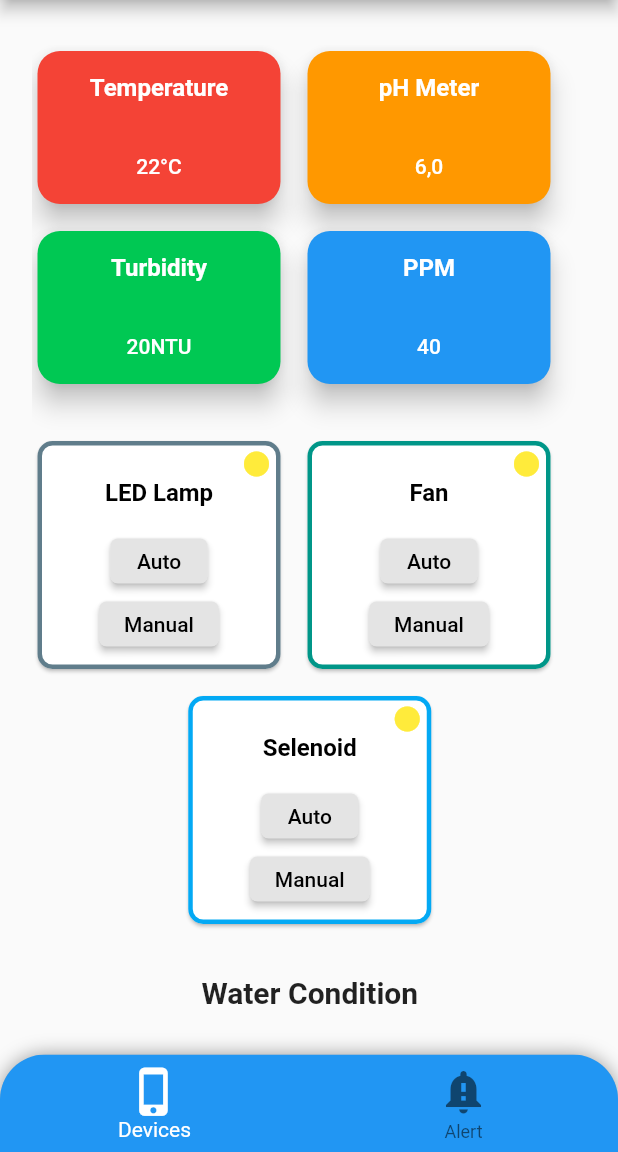
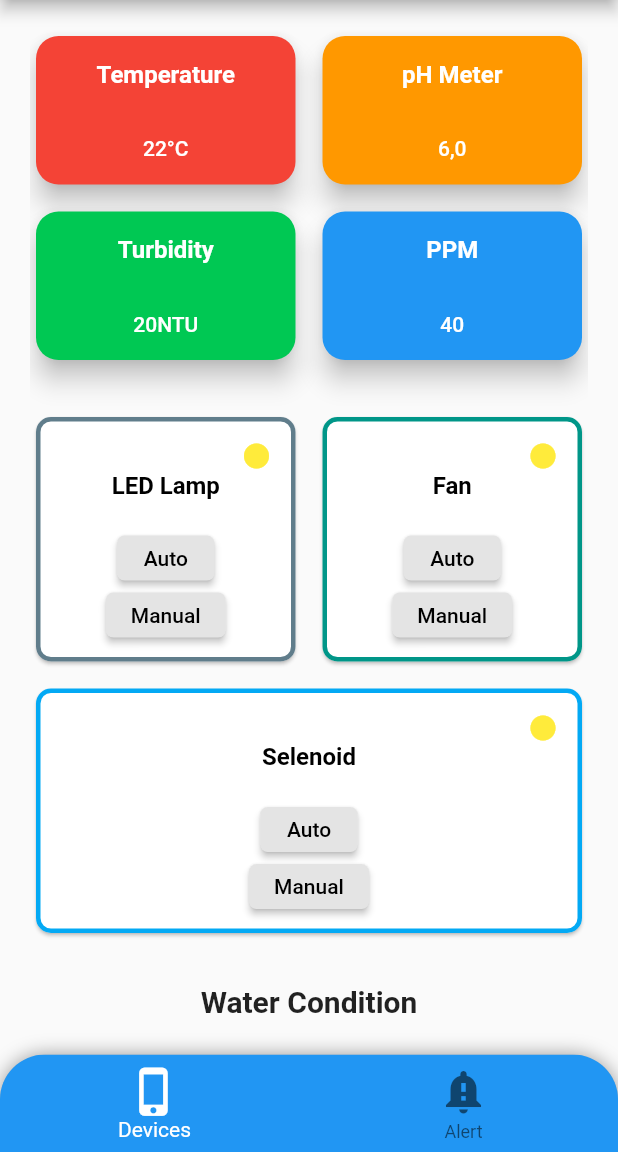
Before and after one commit to mhaikalfikri252/aquascaper_app, a Flutter app: the screen it shows once a user with an empty profile is signed in, on a phone screen of 412 x 824 dp, the part 84-1236 px from its top. Run offline on Flutter 3.47's test engine with Material 2 defaults, Android fonts, the phone set to English and light mode, and no system bars; our stand-ins replace another_flushbar, charts_flutter, cloud_firestore, device_preview, email_validator, firebase_auth and 1 more; accounts and stored records are empty.

Commit message:
fix responsive

```diff
--- a/lib/main.dart
+++ b/lib/main.dart
@@ -14,14 +14,21 @@ import 'package:aquascaper_app/pages/drawer/settings_page.dart';
 import 'package:aquascaper_app/pages/home_page.dart';
 import 'package:aquascaper_app/services/auth_services.dart';
 import 'package:aquascaper_app/wrapper.dart';
+import 'package:device_preview/device_preview.dart';
 import 'package:firebase_core/firebase_core.dart';
+import 'package:flutter/foundation.dart';
 import 'package:flutter/material.dart';
 import 'package:provider/provider.dart';
 
 void main() async {
   WidgetsFlutterBinding.ensureInitialized();
   await Firebase.initializeApp();
-  runApp(MyApp());
+  runApp(
+    DevicePreview(
+      enabled: !kReleaseMode,
+      builder: (context) => MyApp(), // Wrap your app
+    ),
+  );
 }
 
 class MyApp extends StatelessWidget {
@@ -31,6 +38,8 @@ class MyApp extends StatelessWidget {
       value: AuthServices.userStream,
       initialData: null,
       child: MaterialApp(
+        locale: DevicePreview.locale(context),
+        builder: DevicePreview.appBuilder,
         home: Wrapper(),
         initialRoute: '/',
         routes: {
--- a/lib/pages/devices_page.dart
+++ b/lib/pages/devices_page.dart
@@ -7,10 +7,6 @@ class DevicesPage extends StatelessWidget {
   Widget build(BuildContext context) {
     return Scaffold(
       body: Container(
-        margin: EdgeInsets.only(
-          left: 1,
-          top: 10,
-        ),
         child: Padding(
           padding: const EdgeInsets.all(20),
           child: ListView(
--- a/lib/widgets/card_one.dart
+++ b/lib/widgets/card_one.dart
@@ -15,22 +15,19 @@ class CardOne extends StatelessWidget {
 
   @override
   Widget build(BuildContext context) {
-    return InkWell(
+    return Expanded(
+      child: InkWell(
         onTap: () => Navigator.pushNamed(context, page),
-      child: Container(
-        height: 110,
-        width: 170,
         child: Card(
           color: bgColor,
           shape: RoundedRectangleBorder(
             borderRadius: BorderRadius.circular(15),
           ),
           elevation: 7,
+          child: Padding(
+            padding: const EdgeInsets.all(16.0),
             child: Column(
               children: [
-              SizedBox(
-                height: 15,
-              ),
                 Text(
                   txtTitle ?? "",
                   style: TextStyle(
@@ -39,9 +36,7 @@ class CardOne extends StatelessWidget {
                     fontSize: 16,
                   ),
                 ),
-              SizedBox(
-                height: 35,
-              ),
+                SizedBox(height: 32),
                 Text(
                   txtDesc ?? "",
                   style: TextStyle(
@@ -54,6 +49,7 @@ class CardOne extends StatelessWidget {
             ),
           ),
         ),
+      ),
     );
   }
 }
--- a/lib/widgets/card_two.dart
+++ b/lib/widgets/card_two.dart
@@ -15,9 +15,7 @@ class CardTwo extends StatelessWidget {
 
   @override
   Widget build(BuildContext context) {
-    return Container(
-      height: 160,
-      width: 170,
+    return Expanded(
       child: Card(
         shape: RoundedRectangleBorder(
           borderRadius: BorderRadius.circular(10),
@@ -26,15 +24,12 @@ class CardTwo extends StatelessWidget {
             color: sideColor ?? Colors.blue,
           ),
         ),
+        child: Padding(
+          padding: const EdgeInsets.all(16.0),
           child: Column(
             children: [
-            SizedBox(
-              height: 5,
-            ),
-            Container(
-              margin: EdgeInsets.only(
-                left: 130,
-              ),
+              Align(
+                alignment: Alignment.centerRight,
                 child: Icon(
                   Icons.lens,
                   size: 20,
@@ -50,13 +45,13 @@ class CardTwo extends StatelessWidget {
                 ),
               ),
               SizedBox(
-              height: 21,
+                height: 24,
               ),
               Column(
                 children: [
                   SmallButton('Auto'),
                   SizedBox(
-                  height: 12,
+                    height: 8,
                   ),
                   ManualButton('Manual'),
                 ],
@@ -64,6 +59,7 @@ class CardTwo extends StatelessWidget {
             ],
           ),
         ),
+      ),
     );
   }
 }
--- a/pubspec.yaml
+++ b/pubspec.yaml
@@ -33,6 +33,7 @@ dependencies:
   flutter_spinkit: ^5.0.0
   http: ^0.13.1
   provider: ^5.0.0
+  device_preview: ^0.7.3
 
 dev_dependencies:
   flutter_test:
```
Also changed, not shown: pubspec.lock. Lines whose indentation alone changed are shown as unchanged.
